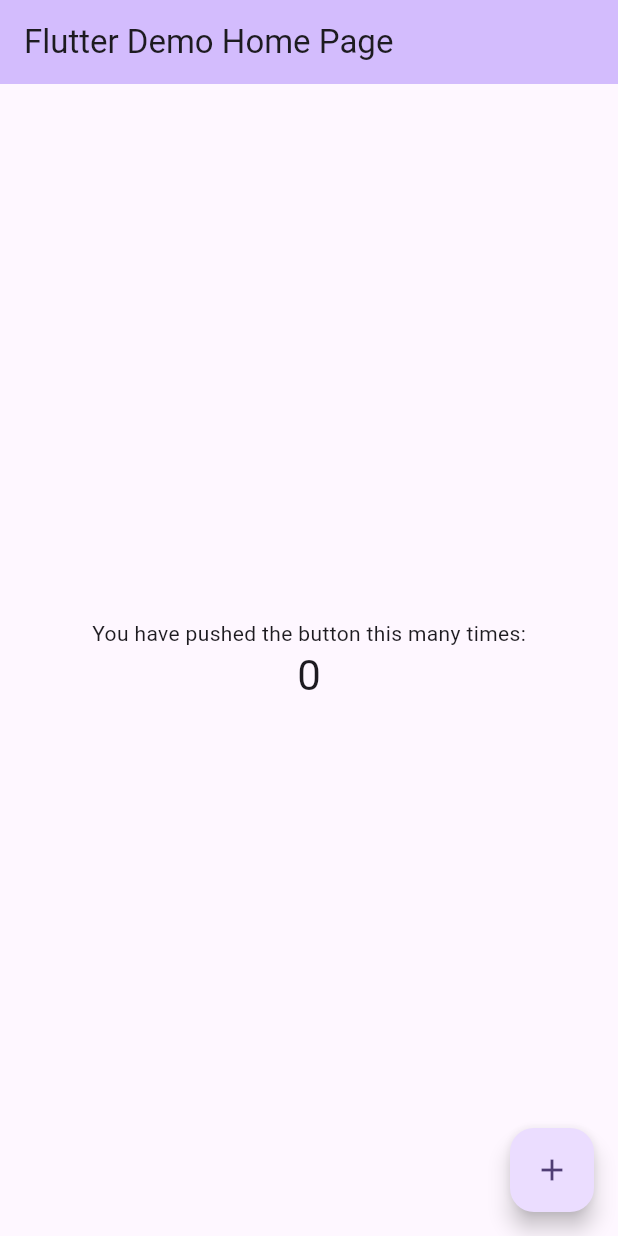
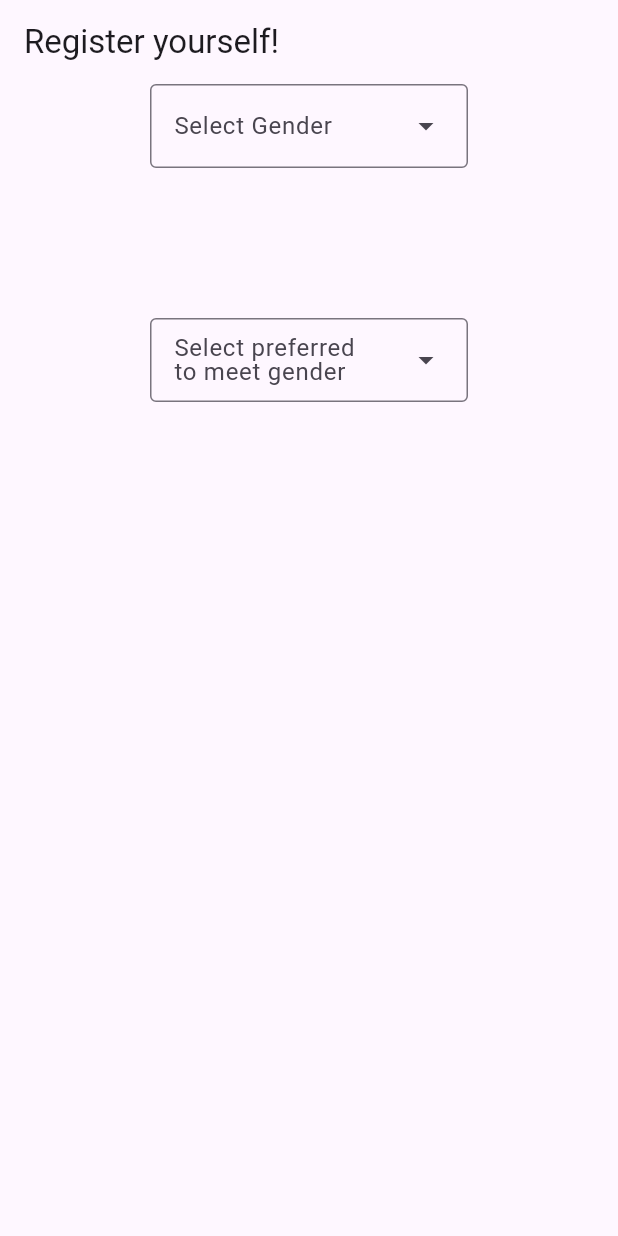
Before and after one commit to Flutter007/lab52, a Flutter app: the screen it shows after launch, on a phone screen of 412 x 824 dp. Run offline on Flutter 3.47's test engine with Material 3 defaults, Android fonts, the phone set to English and light mode, and no system bars.

Commit message:
Added Provider and HTTP libraries,added models for Requests and started word with Screens and Form.

```diff
--- /dev/null
+++ b/lib/data/registration_data.dart
@@ -0,0 +1,7 @@
+import 'package:flutter/material.dart';
+import '../models/gender.dart';
+
+final genderList = [
+  Gender(id: 'male', title: 'Male', icon: Icons.male),
+  Gender(id: 'female', title: 'Female', icon: Icons.female),
+];
--- /dev/null
+++ b/lib/lab52.dart
@@ -0,0 +1,16 @@
+import 'package:flutter/material.dart';
+import 'package:lab52/screens/registration_screen.dart';
+
+class Lab52 extends StatefulWidget {
+  const Lab52({super.key});
+
+  @override
+  State<Lab52> createState() => _Lab52State();
+}
+
+class _Lab52State extends State<Lab52> {
+  @override
+  Widget build(BuildContext context) {
+    return MaterialApp(home: RegistrationScreen());
+  }
+}
--- a/lib/main.dart
+++ b/lib/main.dart
@@ -1,122 +1,6 @@
 import 'package:flutter/material.dart';
+import 'package:lab52/lab52.dart';
 
 void main() {
-  runApp(const MyApp());
+  runApp(Lab52());
 }
-
-class MyApp extends StatelessWidget {
-  const MyApp({super.key});
-
-  // This widget is the root of your application.
-  @override
-  Widget build(BuildContext context) {
-    return MaterialApp(
-      title: 'Flutter Demo',
-      theme: ThemeData(
-        // This is the theme of your application.
-        //
-        // TRY THIS: Try running your application with "flutter run". You'll see
-        // the application has a purple toolbar. Then, without quitting the app,
-        // try changing the seedColor in the colorScheme below to Colors.green
-        // and then invoke "hot reload" (save your changes or press the "hot
-        // reload" button in a Flutter-supported IDE, or press "r" if you used
-        // the command line to start the app).
-        //
-        // Notice that the counter didn't reset back to zero; the application
-        // state is not lost during the reload. To reset the state, use hot
-        // restart instead.
-        //
-        // This works for code too, not just values: Most code changes can be
-        // tested with just a hot reload.
-        colorScheme: ColorScheme.fromSeed(seedColor: Colors.deepPurple),
-      ),
-      home: const MyHomePage(title: 'Flutter Demo Home Page'),
-    );
-  }
-}
-
-class MyHomePage extends StatefulWidget {
-  const MyHomePage({super.key, required this.title});
-
-  // This widget is the home page of your application. It is stateful, meaning
-  // that it has a State object (defined below) that contains fields that affect
-  // how it looks.
-
-  // This class is the configuration for the state. It holds the values (in this
-  // case the title) provided by the parent (in this case the App widget) and
-  // used by the build method of the State. Fields in a Widget subclass are
-  // always marked "final".
-
-  final String title;
-
-  @override
-  State<MyHomePage> createState() => _MyHomePageState();
-}
-
-class _MyHomePageState extends State<MyHomePage> {
-  int _counter = 0;
-
-  void _incrementCounter() {
-    setState(() {
-      // This call to setState tells the Flutter framework that something has
-      // changed in this State, which causes it to rerun the build method below
-      // so that the display can reflect the updated values. If we changed
-      // _counter without calling setState(), then the build method would not be
-      // called again, and so nothing would appear to happen.
-      _counter++;
-    });
-  }
-
-  @override
-  Widget build(BuildContext context) {
-    // This method is rerun every time setState is called, for instance as done
-    // by the _incrementCounter method above.
-    //
-    // The Flutter framework has been optimized to make rerunning build methods
-    // fast, so that you can just rebuild anything that needs updating rather
-    // than having to individually change instances of widgets.
-    return Scaffold(
-      appBar: AppBar(
-        // TRY THIS: Try changing the color here to a specific color (to
-        // Colors.amber, perhaps?) and trigger a hot reload to see the AppBar
-        // change color while the other colors stay the same.
-        backgroundColor: Theme.of(context).colorScheme.inversePrimary,
-        // Here we take the value from the MyHomePage object that was created by
-        // the App.build method, and use it to set our appbar title.
-        title: Text(widget.title),
-      ),
-      body: Center(
-        // Center is a layout widget. It takes a single child and positions it
-        // in the middle of the parent.
-        child: Column(
-          // Column is also a layout widget. It takes a list of children and
-          // arranges them vertically. By default, it sizes itself to fit its
-          // children horizontally, and tries to be as tall as its parent.
-          //
-          // Column has various properties to control how it sizes itself and
-          // how it positions its children. Here we use mainAxisAlignment to
-          // center the children vertically; the main axis here is the vertical
-          // axis because Columns are vertical (the cross axis would be
-          // horizontal).
-          //
-          // TRY THIS: Invoke "debug painting" (choose the "Toggle Debug Paint"
-          // action in the IDE, or press "p" in the console), to see the
-          // wireframe for each widget.
-          mainAxisAlignment: MainAxisAlignment.center,
-          children: <Widget>[
-            const Text('You have pushed the button this many times:'),
-            Text(
-              '$_counter',
-              style: Theme.of(context).textTheme.headlineMedium,
-            ),
-          ],
-        ),
-      ),
-      floatingActionButton: FloatingActionButton(
-        onPressed: _incrementCounter,
-        tooltip: 'Increment',
-        child: const Icon(Icons.add),
-      ), // This trailing comma makes auto-formatting nicer for build methods.
-    );
-  }
-}
--- /dev/null
+++ b/lib/models/gender.dart
@@ -0,0 +1,9 @@
+import 'package:flutter/material.dart';
+
+class Gender {
+  final String id;
+  final String title;
+  final IconData icon;
+
+  Gender({required this.title, required this.icon, required this.id});
+}
--- /dev/null
+++ b/lib/screens/registration_screen.dart
@@ -0,0 +1,67 @@
+import 'package:flutter/material.dart';
+
+import '../data/registration_data.dart';
+
+class RegistrationScreen extends StatefulWidget {
+  const RegistrationScreen({super.key});
+
+  @override
+  State<RegistrationScreen> createState() => _RegistrationScreenState();
+}
+
+class _RegistrationScreenState extends State<RegistrationScreen> {
+  String? userGender;
+  String? userMeetingGender;
+
+  @override
+  Widget build(BuildContext context) {
+    return Scaffold(
+      appBar: AppBar(title: Text('Register yourself!')),
+      body: Center(
+        child: Column(
+          children: [
+            DropdownMenu(
+              expandedInsets: EdgeInsets.all(100),
+              label: Text('Select Gender'),
+              onSelected: (value) {
+                setState(() {
+                  userGender = value;
+                });
+              },
+              dropdownMenuEntries:
+                  genderList
+                      .map(
+                        (e) => DropdownMenuEntry(
+                          value: e.id,
+                          leadingIcon: Icon(e.icon),
+                          label: e.title,
+                        ),
+                      )
+                      .toList(),
+            ),
+            SizedBox(height: 100),
+            DropdownMenu(
+              expandedInsets: EdgeInsets.all(100),
+              label: Text('Select preferred to meet gender'),
+              onSelected: (value) {
+                setState(() {
+                  userMeetingGender = value;
+                });
+              },
+              dropdownMenuEntries:
+                  genderList
+                      .map(
+                        (e) => DropdownMenuEntry(
+                          value: e.id,
+                          leadingIcon: Icon(e.icon),
+                          label: e.title,
+                        ),
+                      )
+                      .toList(),
+            ),
+          ],
+        ),
+      ),
+    );
+  }
+}
--- a/pubspec.yaml
+++ b/pubspec.yaml
@@ -34,6 +34,7 @@ dependencies:
   # The following adds the Cupertino Icons font to your application.
   # Use with the CupertinoIcons class for iOS style icons.
   cupertino_icons: ^1.0.8
+  http: ^1.3.0
 
 dev_dependencies:
   flutter_test:
```
Also changed, not shown: lib/models/person.dart (added, +22 -0 lines), lib/widgets/registration_form/registration_form.dart (added, +15 -0 lines), lib/widgets/registration_form/registration_form_controller.dart (added, +22 -0 lines), pubspec.lock.
